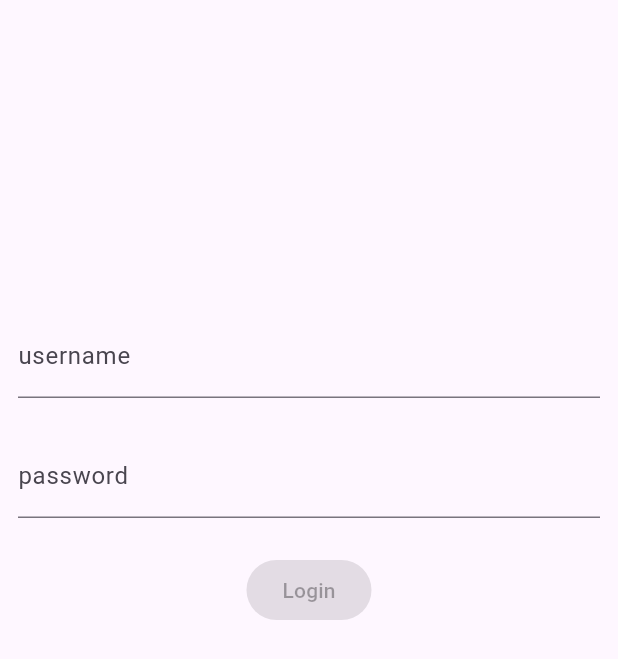
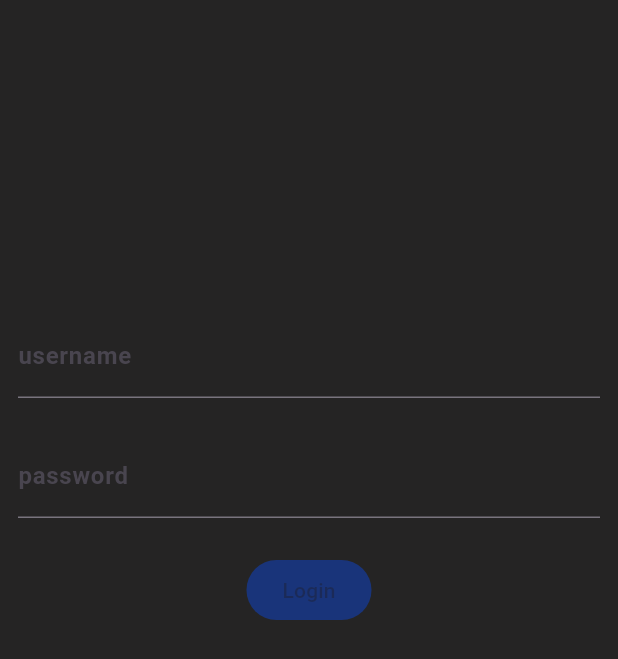
Before and after one commit to markprog/pmtracker, a Flutter app: the screen it shows after launch, on a phone screen of 412 x 824 dp. Shown: the top 659 px of the screen. Run offline on Flutter 3.47's test engine with Material 3 defaults, Android fonts, the phone set to English and light mode, and no system bars; our stand-ins replace bloc, equatable, flutter_bloc, formz, shared_preferences; accounts and stored records are empty.

Commit message:
add theme, icons, colors

```diff
--- a/lib/app.dart
+++ b/lib/app.dart
@@ -2,6 +2,7 @@ import 'package:authentication_repository/authentication_repository.dart';
 import 'package:flutter/material.dart';
 import 'package:flutter_bloc/flutter_bloc.dart';
 import 'package:matrix_app_w_bloc/splash/view/splash_page.dart';
+import 'package:matrix_app_w_bloc/theme/default_theme.dart';
 import 'package:provider/provider.dart';
 import 'package:shared_preferences_repository/storage_repository.dart';
 import 'package:user_repository/user_repository.dart';
@@ -52,6 +53,7 @@ class _AppViewState extends State<AppView> {
   @override
   Widget build(BuildContext context) {
     return MaterialApp(
+      theme: Themes.defaultTheme,
       navigatorKey: _navigatorKey,
       builder: (context, child) {
         return BlocListener<AuthenticationBloc, AuthenticationState>(
--- /dev/null
+++ b/lib/constants/AppColors.dart
@@ -0,0 +1,11 @@
+import 'package:flutter/material.dart';
+
+class AppColor {
+  static const Color white = Color(0xFFFFFFFF);
+  static const Color blue = Color(0xFF2147a9);
+  static const Color dark = Color(0x001d1b20);
+  static const Color dark2 = Color(0xFF252424);
+  static const Color darkBlue = Color(0xFF19347A);
+  static const Color lightBlue = Color(0xFF6381cf);
+  static const Color danger = Color(0xFF771711);
+}
--- /dev/null
+++ b/lib/theme/default_theme.dart
@@ -0,0 +1,48 @@
+import 'package:flutter/material.dart';
+
+import '../constants/AppColors.dart';
+
+class Themes {
+
+  static const TextTheme textTheme = TextTheme(
+      // Large text bold from design
+      headlineLarge: TextStyle(
+        fontWeight: FontWeight.bold,
+        color: AppColor.white,
+        fontSize: 20,
+      ),
+      // Large text regular from design
+      headlineMedium: TextStyle(fontWeight: FontWeight.w400, color: AppColor.white, fontSize: 20, height: 30,),
+      // Medium text bold from design
+      titleLarge: TextStyle(
+        fontSize: 18.0,
+        fontWeight: FontWeight.bold,
+        color: AppColor.white,
+      ),
+      // Medium text bold from design
+      titleMedium: TextStyle(
+        fontSize: 18.0,
+        fontWeight: FontWeight.w400,
+        color: AppColor.white,
+      ),
+      bodyLarge: TextStyle(
+        fontSize: 16,
+        color: AppColor.white,
+        fontWeight: FontWeight.bold,
+      ),
+      bodyMedium: TextStyle(
+        fontSize: 16,
+        color: AppColor.white,
+        fontWeight: FontWeight.w400,
+      ),
+      labelMedium: TextStyle(fontSize: 18, color: AppColor.white),
+  );
+
+
+  static ThemeData defaultTheme = ThemeData(
+    appBarTheme: AppBarTheme(color: AppColor.dark2, titleTextStyle: textTheme.headlineLarge),
+    scaffoldBackgroundColor: AppColor.dark2,
+    textTheme: textTheme,
+    elevatedButtonTheme: ElevatedButtonThemeData(style: ButtonStyle(backgroundColor: MaterialStateProperty.all(AppColor.darkBlue),)),
+  );
+}
```
Also changed, not shown: lib/constants/AppIcons.dart (added, +59 -0 lines).
